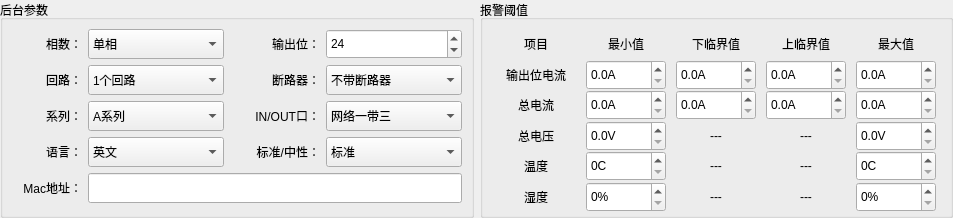
The window that MasterCtrlSet/home/home_mpduwid.ui (ChinaClever/PDU-Settings) describes before a commit, drawn with Qt 5.
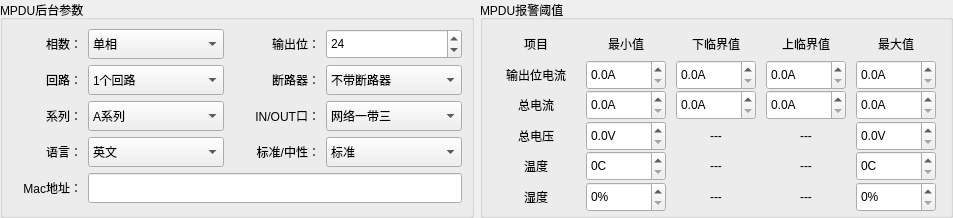
The same window after the commit.

Diff of the .ui file:
```diff
--- a/MasterCtrlSet/home/home_mpduwid.ui
+++ b/MasterCtrlSet/home/home_mpduwid.ui
@@ -35,7 +35,7 @@
       </size>
      </property>
      <property name="title">
-      <string>后台参数</string>
+      <string>MPDU后台参数</string>
      </property>
      <layout class="QGridLayout" name="gridLayout">
       <item row="0" column="1">
@@ -439,7 +439,7 @@
       </size>
      </property>
      <property name="title">
-      <string>报警阈值</string>
+      <string>MPDU报警阈值</string>
      </property>
      <layout class="QGridLayout" name="gridLayout_2">
       <item row="5" column="2">
```
